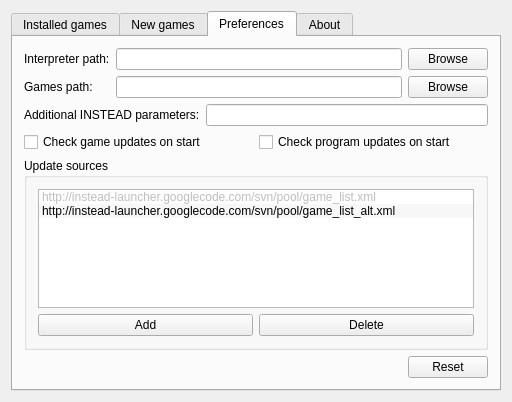
Above: mainwindow.ui from instead-hub/instead-launcher before the change. Below: the same form after it.
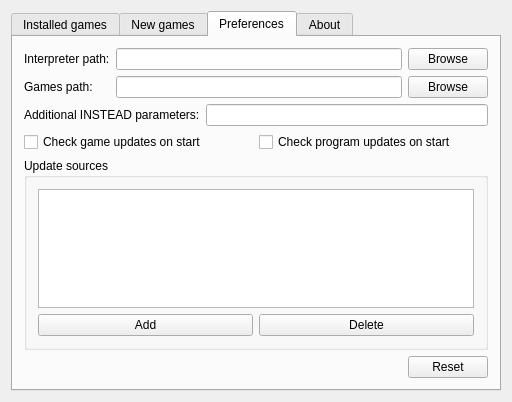
That is the form after the change. The open tabs and pages were chosen to show the change.

The edit to the form file:
```diff
--- a/mainwindow.ui
+++ b/mainwindow.ui
@@ -300,22 +300,6 @@
              <property name="resizeMode">
               <enum>QListView::Adjust</enum>
              </property>
-             <item>
-              <property name="text">
-               <string>http://instead-launcher.googlecode.com/svn/pool/game_list.xml</string>
-              </property>
-              <property name="flags">
-               <set>ItemIsSelectable|ItemIsDragEnabled|ItemIsUserCheckable</set>
-              </property>
-             </item>
-             <item>
-              <property name="text">
-               <string notr="true">http://instead-launcher.googlecode.com/svn/pool/game_list_alt.xml</string>
-              </property>
-              <property name="flags">
-               <set>ItemIsSelectable|ItemIsEditable|ItemIsDragEnabled|ItemIsUserCheckable|ItemIsEnabled</set>
-              </property>
-             </item>
             </widget>
            </item>
            <item>
```
Left out of the diff: 2 changed lines with no effect on the pictures.
